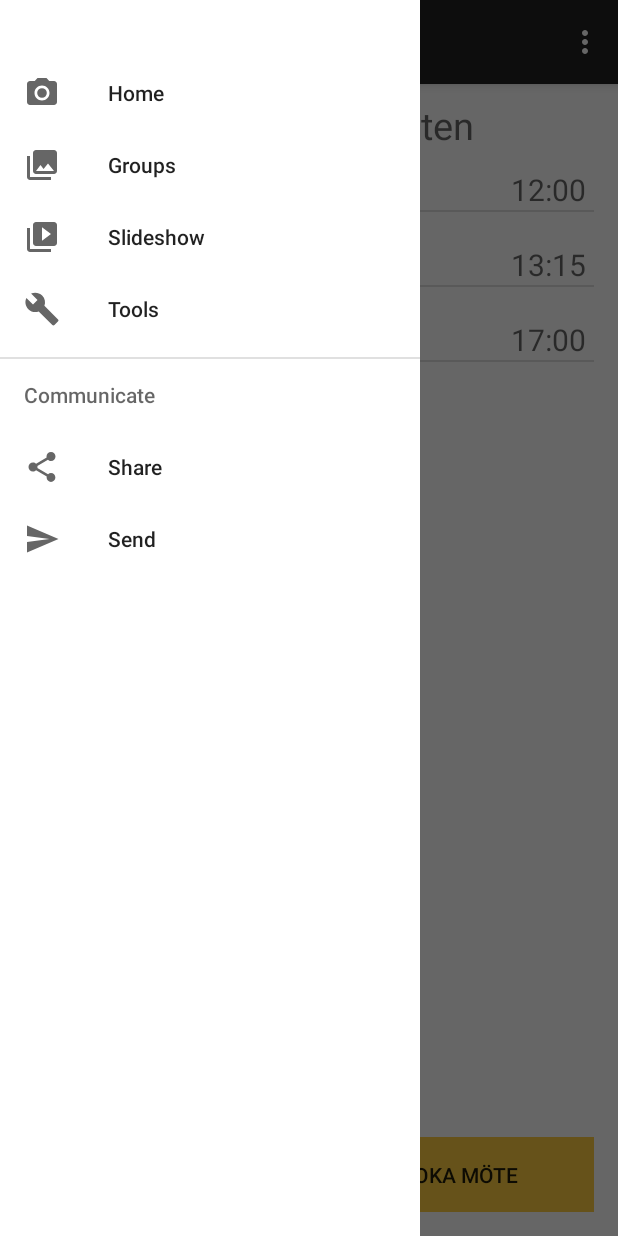
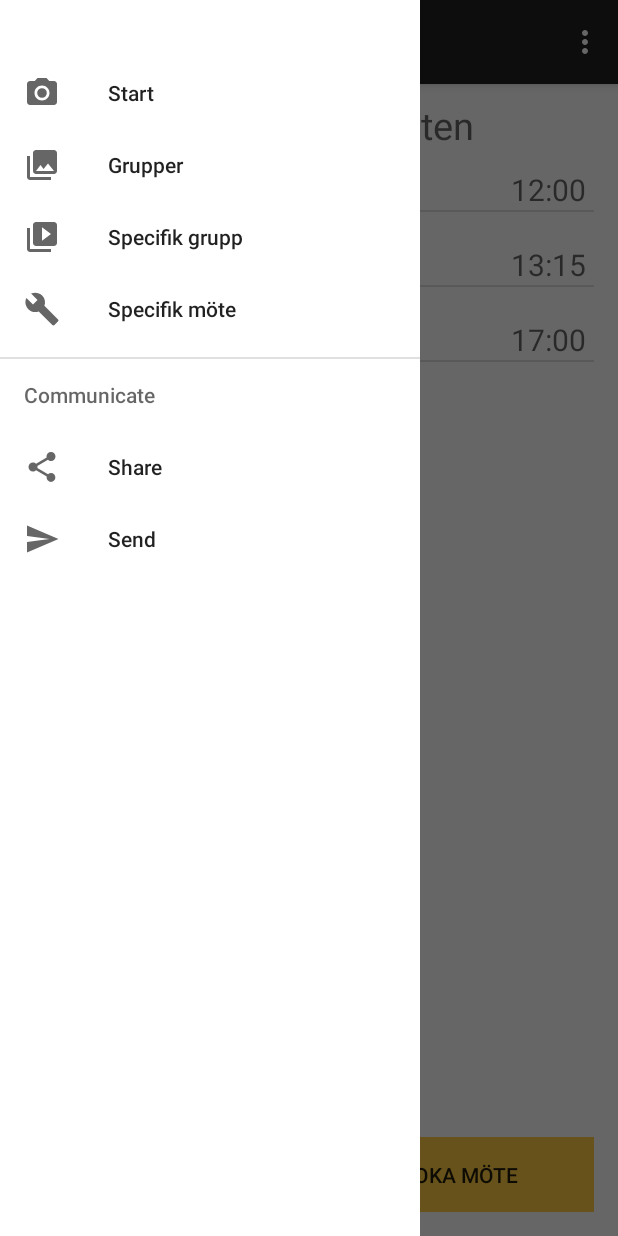
Before and after one commit to ettlitetlov/Drawer.senApp, an Android app: the screen it shows after launch (MainActivity), with the side drawer open, on a phone screen of 412 x 824 dp. Run offline under Robolectric (Android 15) with nearby library versions, the phone set to English and light mode, and no system bars.

Commit message:
Tillfälligt ändrad text i menyn

```diff
--- a/app/src/main/res/menu/activity_main_drawer.xml
+++ b/app/src/main/res/menu/activity_main_drawer.xml
@@ -5,19 +5,19 @@
         <item
             android:id="@+id/main"
             android:icon="@drawable/ic_menu_camera"
-            android:title="Home" />
+            android:title="Start" />
         <item
             android:id="@+id/groups"
             android:icon="@drawable/ic_menu_gallery"
-            android:title="Groups" />
+            android:title="Grupper" />
         <item
             android:id="@+id/nav_slideshow"
             android:icon="@drawable/ic_menu_slideshow"
-            android:title="Slideshow" />
+            android:title="Specifik grupp" />
         <item
             android:id="@+id/nav_manage"
             android:icon="@drawable/ic_menu_manage"
-            android:title="Tools" />
+            android:title="Specifik möte" />
     </group>
 
     <item android:title="Communicate">
```
Lines whose indentation alone changed are shown as unchanged.
